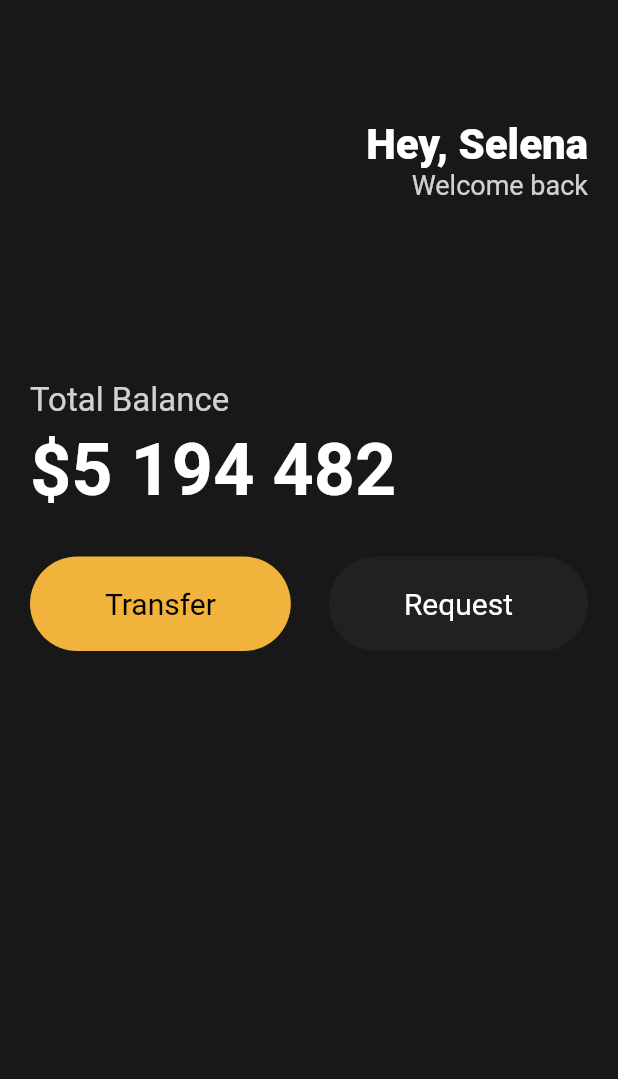
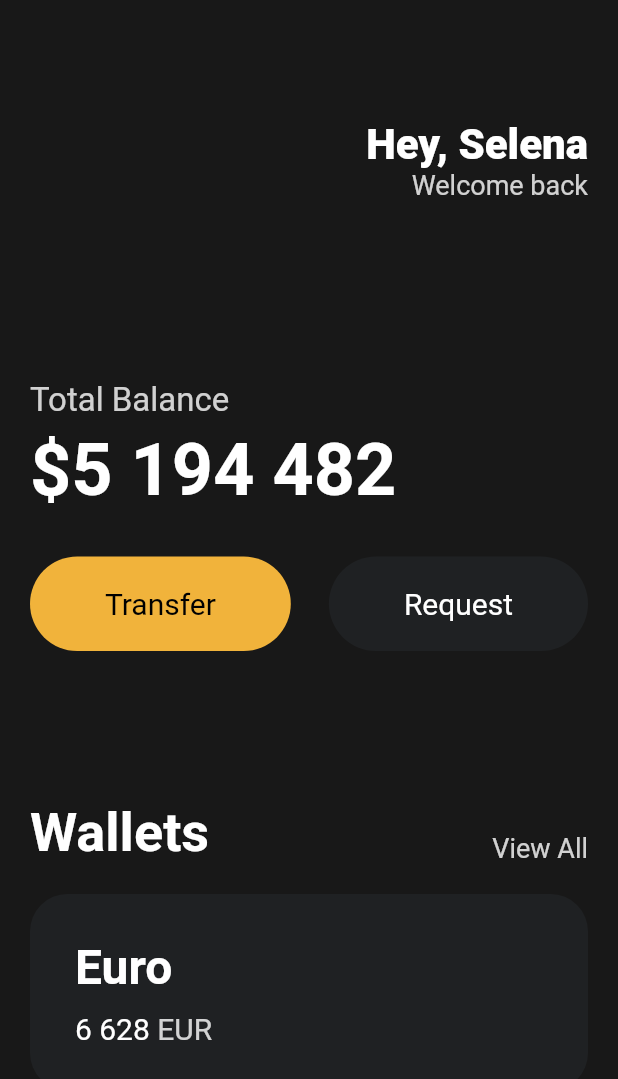
Before and after one commit to dannyp0930/toonflix, a Flutter app: the screen it shows after launch, on a phone screen of 412 x 824 dp. Shown: the top 1079 px of the screen. Run offline on Flutter 3.47's test engine with Material 2 defaults, Android fonts, the phone set to English and light mode, and no system bars.

Commit message:
FEAT: Cards

```diff
--- a/lib/main.dart
+++ b/lib/main.dart
@@ -86,6 +86,83 @@ class App extends StatelessWidget {
                   ),
                 ],
               ),
+              const SizedBox(
+                height: 100,
+              ),
+              Row(
+                mainAxisAlignment: MainAxisAlignment.spaceBetween,
+                crossAxisAlignment: CrossAxisAlignment.end,
+                children: [
+                  const Text(
+                    'Wallets',
+                    style: TextStyle(
+                      color: Colors.white,
+                      fontSize: 36,
+                      fontWeight: FontWeight.w600,
+                    ),
+                  ),
+                  Text(
+                    'View All',
+                    style: TextStyle(
+                      color: Colors.white.withOpacity(0.8),
+                      fontSize: 18,
+                    ),
+                  ),
+                ],
+              ),
+              const SizedBox(
+                height: 20,
+              ),
+              Container(
+                decoration: BoxDecoration(
+                  color: const Color(0xFF1F2123),
+                  borderRadius: BorderRadius.circular(25),
+                ),
+                child: Padding(
+                  padding: const EdgeInsets.all(30),
+                  child: Row(
+                    children: [
+                      Column(
+                        crossAxisAlignment: CrossAxisAlignment.start,
+                        children: [
+                          const Text(
+                            'Euro',
+                            style: TextStyle(
+                              color: Colors.white,
+                              fontSize: 32,
+                              fontWeight: FontWeight.w600,
+                            ),
+                          ),
+                          const SizedBox(
+                            height: 10,
+                          ),
+                          Row(
+                            children: [
+                              const Text(
+                                '6 628',
+                                style: TextStyle(
+                                  color: Colors.white,
+                                  fontSize: 20,
+                                ),
+                              ),
+                              const SizedBox(
+                                width: 5,
+                              ),
+                              Text(
+                                'EUR',
+                                style: TextStyle(
+                                  color: Colors.white.withOpacity(0.8),
+                                  fontSize: 20,
+                                ),
+                              ),
+                            ],
+                          ),
+                        ],
+                      ),
+                    ],
+                  ),
+                ),
+              ),
             ],
           ),
         ),
--- a/lib/widgets/button.dart
+++ b/lib/widgets/button.dart
@@ -31,6 +31,7 @@ class Button extends StatelessWidget {
             fontSize: 20,
           ),
         ),
-        ));
+      ),
+    );
   }
 }
```
Lines whose indentation alone changed are shown as unchanged.
